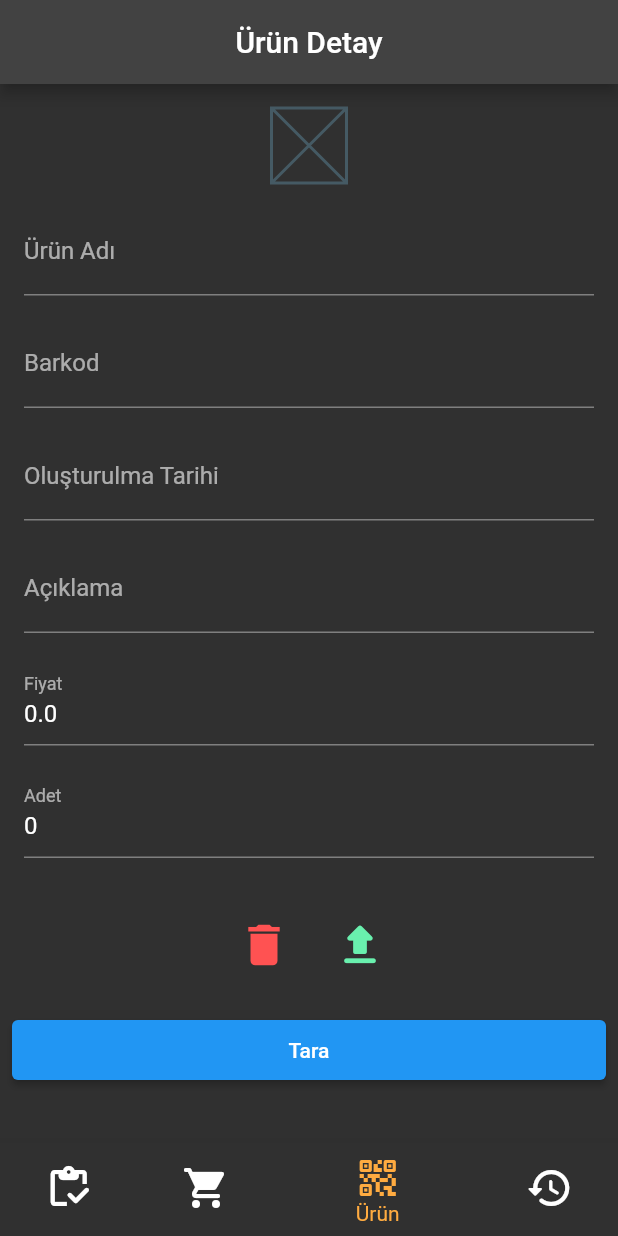
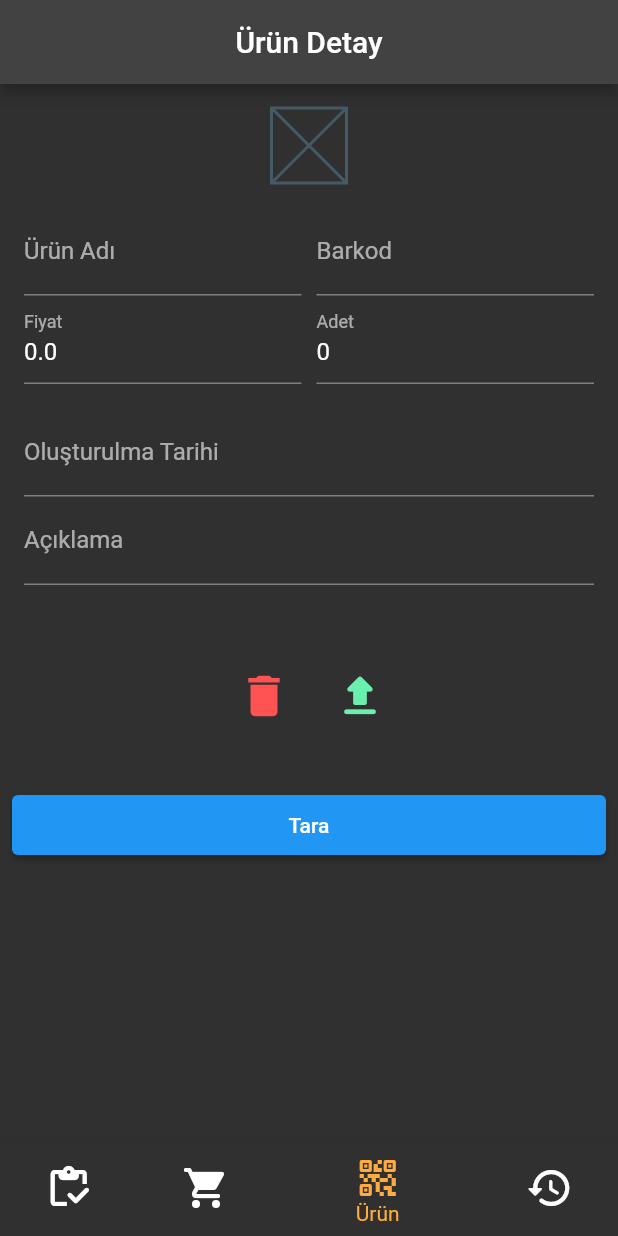
Before and after one commit to ihsanakk/stoktakipflutter, a Flutter app: the screen it shows after launch, item 3 of the bottom bar chosen, on a phone screen of 412 x 824 dp. Run offline on Flutter 3.47's test engine with Material 2 defaults, Android fonts, the light colour scheme and no system bars; missing offline and left inert: flutter_barcode_scanner; network calls fail.

Commit message:
product details design edit

```diff
--- a/lib/product_details/view/product_details_view.dart
+++ b/lib/product_details/view/product_details_view.dart
@@ -31,6 +31,9 @@ class _ProductView extends State<ProductView> {
       child: Column(
         children: [
           ProductDetails(product: widget.product ?? productPlaceholder),
+          const SizedBox(
+            height: 16,
+          ),
           Padding(
             padding: const EdgeInsets.all(8.0),
             child: ElevatedButton(
--- a/lib/shared/views/product_details_shared.dart
+++ b/lib/shared/views/product_details_shared.dart
@@ -25,7 +25,10 @@ class _ProductDetailsState extends State<ProductDetails> {
             child: Placeholder(),
           ),
           const SizedBox(height: 16.0),
-          TextFormField(
+          Row(
+            children: [
+              Expanded(
+                child: TextFormField(
                   decoration: const InputDecoration(
                     labelText: LabelNames.PRODUCT_DETAILS_PRODUCT_NAME,
                   ),
@@ -38,8 +41,12 @@ class _ProductDetailsState extends State<ProductDetails> {
                   // controller:
                   //     TextEditingController(text: widget.product!.productName),
                 ),
-          const SizedBox(height: 16.0),
-          TextFormField(
+              ),
+              const SizedBox(
+                width: 10,
+              ),
+              Expanded(
+                child: TextFormField(
                   decoration: const InputDecoration(
                     labelText: LabelNames.PRODUCT_DETAILS_PRODUCT_BARCODE,
                   ),
@@ -51,6 +58,46 @@ class _ProductDetailsState extends State<ProductDetails> {
                   },
                   // controller:
                   //     TextEditingController(text: widget.product!.productName),
+                ),
+              ),
+            ],
+          ),
+          Row(
+            children: [
+              Expanded(
+                child: TextFormField(
+                  decoration: const InputDecoration(
+                    labelText: LabelNames.PRODUCT_DETAILS_PRODUCT_PRICE,
+                  ),
+                  keyboardType: TextInputType.number,
+                  initialValue: '${widget.product!.productPrice ?? ''}',
+                  onChanged: (value) {
+                    setState(() {
+                      // TODO:
+                    });
+                  },
+                  // controller: TextEditingController(
+                  //     text: widget.product!.productName /* toStringAsFixed(2)*/),
+                ),
+              ),
+              const SizedBox(width: 10.0),
+              Expanded(
+                child: TextFormField(
+                  decoration: const InputDecoration(
+                    labelText: LabelNames.PRODUCT_DETAILS_PRODUCT_QUANTITY,
+                  ),
+                  keyboardType: TextInputType.number,
+                  initialValue: '${widget.product!.numOfProducts ?? ''}',
+                  onChanged: (value) {
+                    setState(() {
+                      // TODO:
+                    });
+                  },
+                  // controller:
+                  //     TextEditingController(text: widget.product!.productName),
+                ),
+              ),
+            ],
           ),
           const SizedBox(height: 16.0),
           TextFormField(
@@ -66,7 +113,6 @@ class _ProductDetailsState extends State<ProductDetails> {
             // controller:
             //     TextEditingController(text: widget.product!.productName),
           ),
-          const SizedBox(height: 16.0),
           TextFormField(
             decoration: const InputDecoration(
               labelText: LabelNames.PRODUCT_DETAILS_PRODUCT_DESCRIPTION,
@@ -81,35 +127,6 @@ class _ProductDetailsState extends State<ProductDetails> {
             //     TextEditingController(text: widget.product!.productName),
           ),
           const SizedBox(height: 16.0),
-          TextFormField(
-            decoration: const InputDecoration(
-              labelText: LabelNames.PRODUCT_DETAILS_PRODUCT_PRICE,
-            ),
-            keyboardType: TextInputType.number,
-            initialValue: '${widget.product!.productPrice ?? ''}',
-            onChanged: (value) {
-              setState(() {
-                // TODO:
-              });
-            },
-            // controller: TextEditingController(
-            //     text: widget.product!.productName /* toStringAsFixed(2)*/),
-          ),
-          const SizedBox(height: 16.0),
-          TextFormField(
-            decoration: const InputDecoration(
-              labelText: LabelNames.PRODUCT_DETAILS_PRODUCT_QUANTITY,
-            ),
-            keyboardType: TextInputType.number,
-            initialValue: '${widget.product!.numOfProducts ?? ''}',
-            onChanged: (value) {
-              setState(() {
-                // TODO:
-              });
-            },
-            // controller:
-            //     TextEditingController(text: widget.product!.productName),
-          ),
           const SizedBox(height: 32.0),
           Row(
             mainAxisAlignment: MainAxisAlignment.center,
```
Lines whose indentation alone changed are shown as unchanged.
